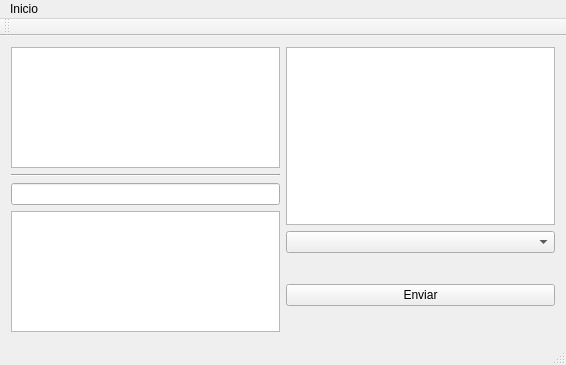
Before: the Qt Designer form mainwindow.ui in OtavioPellicano/chat-cliente, drawn with Qt 5.
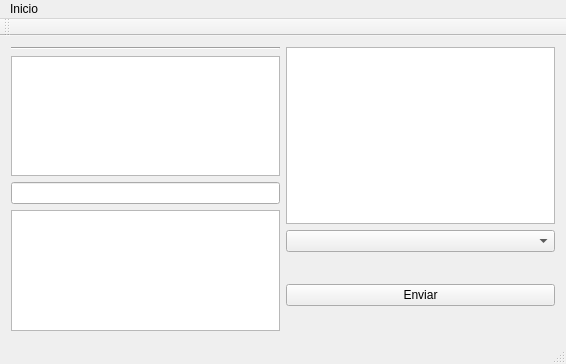
After: the same form once the commit is applied.

Commit message: troquei todos os views por widgets por causa do tempo

```diff
--- a/mainwindow.ui
+++ b/mainwindow.ui
@@ -7,7 +7,7 @@
     <x>0</x>
     <y>0</y>
     <width>566</width>
-    <height>365</height>
+    <height>364</height>
    </rect>
   </property>
   <property name="windowTitle">
@@ -19,9 +19,6 @@
      <layout class="QHBoxLayout" name="horizontalLayout">
       <item>
        <layout class="QVBoxLayout" name="verticalLayout_2">
-        <item>
-         <widget class="QListView" name="listView_chat"/>
-        </item>
         <item>
          <widget class="Line" name="line">
           <property name="orientation">
@@ -29,6 +26,9 @@
           </property>
          </widget>
         </item>
+        <item>
+         <widget class="QListWidget" name="listWidget_chat"/>
+        </item>
         <item>
          <spacer name="verticalSpacer">
           <property name="orientation">
@@ -53,7 +53,7 @@
       <item>
        <layout class="QVBoxLayout" name="verticalLayout">
         <item>
-         <widget class="QListView" name="listView_usuarios"/>
+         <widget class="QListWidget" name="listWidget_usuarios"/>
         </item>
         <item>
          <widget class="QComboBox" name="comboBox_conversa_atual"/>
```
